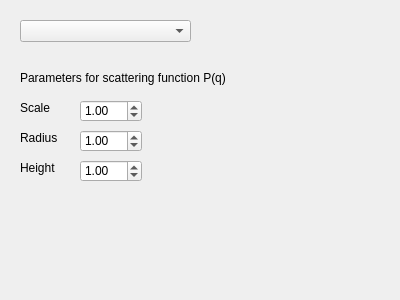
Qt form FitPageUI.ui (juliuskarliczek/demo) before a commit.
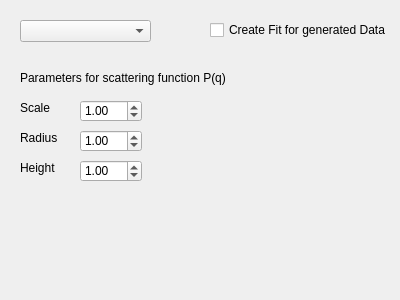
The same form after that commit.

The edit to the form file:
```diff
--- a/FitPageUI.ui
+++ b/FitPageUI.ui
@@ -95,7 +95,7 @@
     <rect>
      <x>20</x>
      <y>20</y>
-     <width>171</width>
+     <width>131</width>
      <height>22</height>
     </rect>
    </property>
@@ -132,6 +132,19 @@
     <string>Height</string>
    </property>
   </widget>
+  <widget class="QCheckBox" name="checkBoxCreateFit">
+   <property name="geometry">
+    <rect>
+     <x>210</x>
+     <y>20</y>
+     <width>181</width>
+     <height>20</height>
+    </rect>
+   </property>
+   <property name="text">
+    <string>Create Fit for generated Data</string>
+   </property>
+  </widget>
  </widget>
  <resources/>
  <connections/>
```
